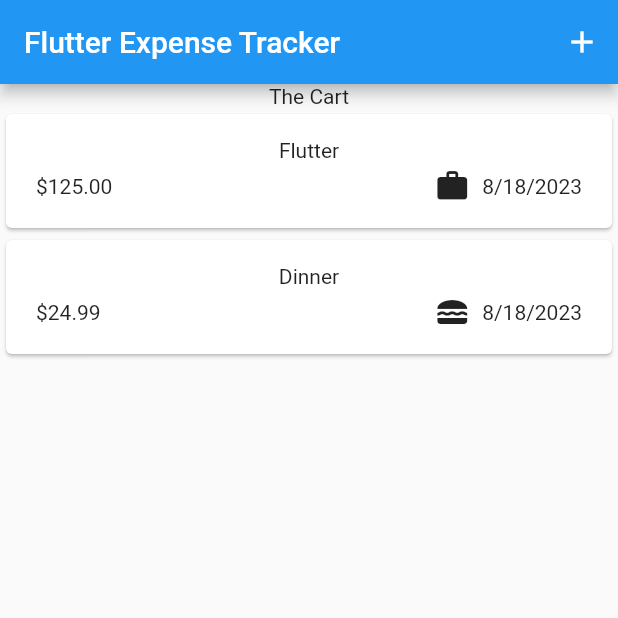
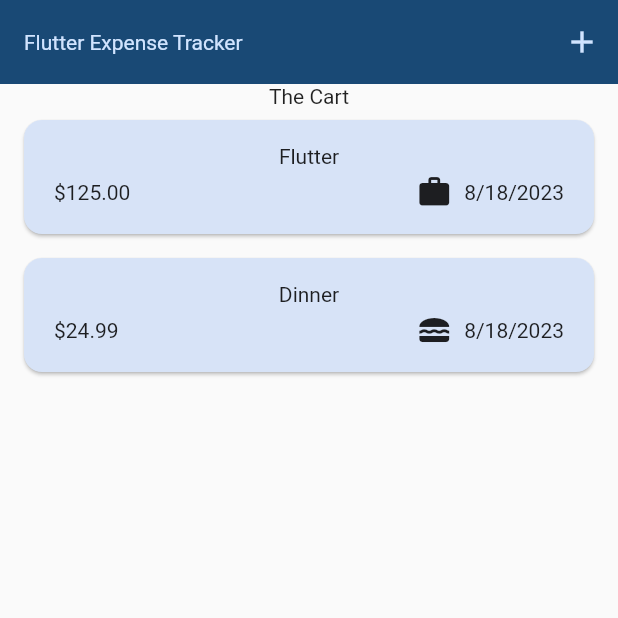
Before and after one commit to saitgungor/flutter_expense_tracker, a Flutter app: the screen it shows after launch, on a phone screen of 412 x 824 dp, the top half of it. Run offline on Flutter 3.47's test engine with Material 2 defaults, Android fonts, the phone set to English and light mode, and no system bars.

Commit message:
playing ground theming

```diff
--- a/lib/main.dart
+++ b/lib/main.dart
@@ -1,5 +1,8 @@
 import 'package:flutter/material.dart';
+
 import 'package:flutter_expense_tracker/widgets/expenses.dart';
+
+var kColorScheme = ColorScheme.fromSeed(seedColor: Colors.blue);
 
 void main() {
   runApp(const MyApp());
@@ -10,9 +13,35 @@
 
   @override
   Widget build(BuildContext context) {
-    return const MaterialApp(
+    return MaterialApp(
       debugShowCheckedModeBanner: false,
-      home: Expenses(),
+      theme: ThemeData().copyWith(
+          useMaterial3: true,
+          colorScheme: kColorScheme,
+          appBarTheme: const AppBarTheme().copyWith(
+            backgroundColor: kColorScheme.onPrimaryContainer,
+            foregroundColor: kColorScheme.primaryContainer,
+          ),
+          cardTheme: const CardTheme().copyWith(
+            color: kColorScheme.secondaryContainer,
+            margin: const EdgeInsets.symmetric(
+              horizontal: 16,
+              vertical: 8,
+            ),
+          ),
+          elevatedButtonTheme: ElevatedButtonThemeData(
+            style: ElevatedButton.styleFrom(
+              backgroundColor: kColorScheme.primaryContainer,
+            ),
+          ),
+          textTheme: ThemeData().textTheme.copyWith(
+                titleLarge: TextStyle(
+                  fontWeight: FontWeight.normal,
+                  color: kColorScheme.onSecondaryContainer,
+                  fontSize: 14,
+                ),
+              )),
+      home: const Expenses(),
     );
   }
 }
--- a/lib/widgets/expenses.dart
+++ b/lib/widgets/expenses.dart
@@ -44,13 +44,42 @@
   }
 
   void _removeExpense(Expense expense) {
+    final expenseIndex = _registeredExpenses.indexOf(expense);
     setState(() {
       _registeredExpenses.remove(expense);
     });
+
+    ScaffoldMessenger.of(context).clearSnackBars();
+    ScaffoldMessenger.of(context).showSnackBar(
+      SnackBar(
+        duration: const Duration(milliseconds: 2000),
+        content: const Text('Expense deleted.'),
+        action: SnackBarAction(
+          label: "Undo",
+          onPressed: () {
+            setState(() {
+              _registeredExpenses.insert(expenseIndex, expense);
+            });
+          },
+        ),
+      ),
+    );
   }
 
   @override
   Widget build(context) {
+    Widget mainContent = const Center(
+      child: Text('No expenses found, start adding some!'),
+    );
+
+    if (_registeredExpenses.isNotEmpty) {
+      mainContent = Expanded(
+          child: ExpensesList(
+        expenses: _registeredExpenses,
+        onRemoveExpense: _removeExpense,
+      ));
+    }
+
     return Scaffold(
       appBar: AppBar(
         title: const Text('Flutter Expense Tracker'),
@@ -64,11 +93,7 @@
       body: Column(
         children: [
           const Text('The Cart'),
-          Expanded(
-              child: ExpensesList(
-            expenses: _registeredExpenses,
-            onRemoveExpense: _removeExpense,
-          )),
+          mainContent,
         ],
       ),
     );
```
